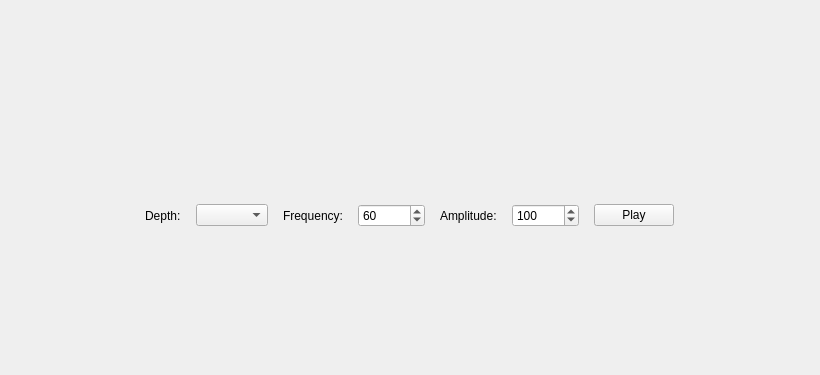
Qt form mainwindow.ui (rfalessandro/QtMath) before a commit; both pictures show x 135 to 955 and y 0 to 375 of the 1089 by 660 pixel window.
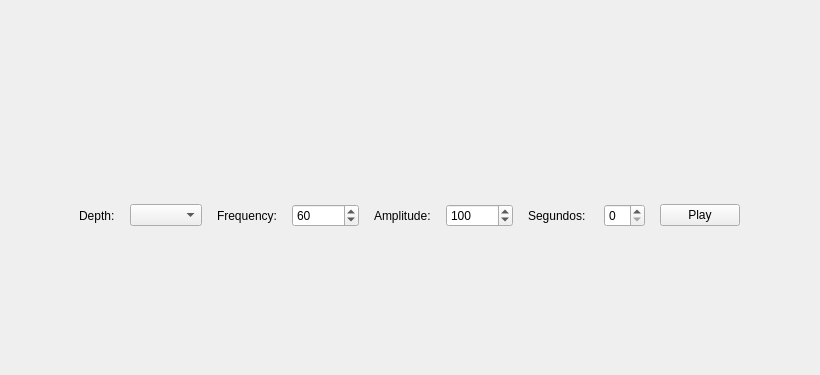
The same form after that commit.

```diff
--- a/mainwindow.ui
+++ b/mainwindow.ui
@@ -118,6 +118,16 @@
           </property>
          </widget>
         </item>
+        <item>
+         <widget class="QLabel" name="label_7">
+          <property name="text">
+           <string>Segundos: </string>
+          </property>
+         </widget>
+        </item>
+        <item>
+         <widget class="QSpinBox" name="sbSec"/>
+        </item>
         <item>
          <widget class="QPushButton" name="btPlay">
           <property name="text">
```
